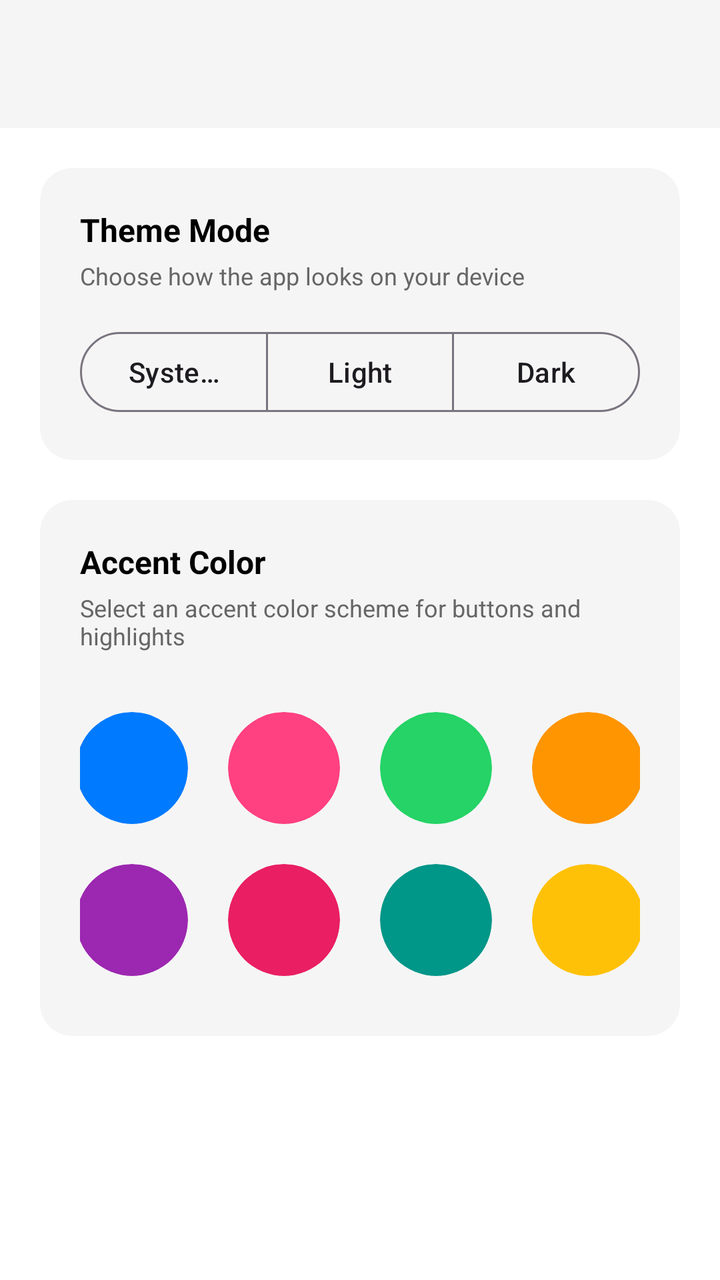
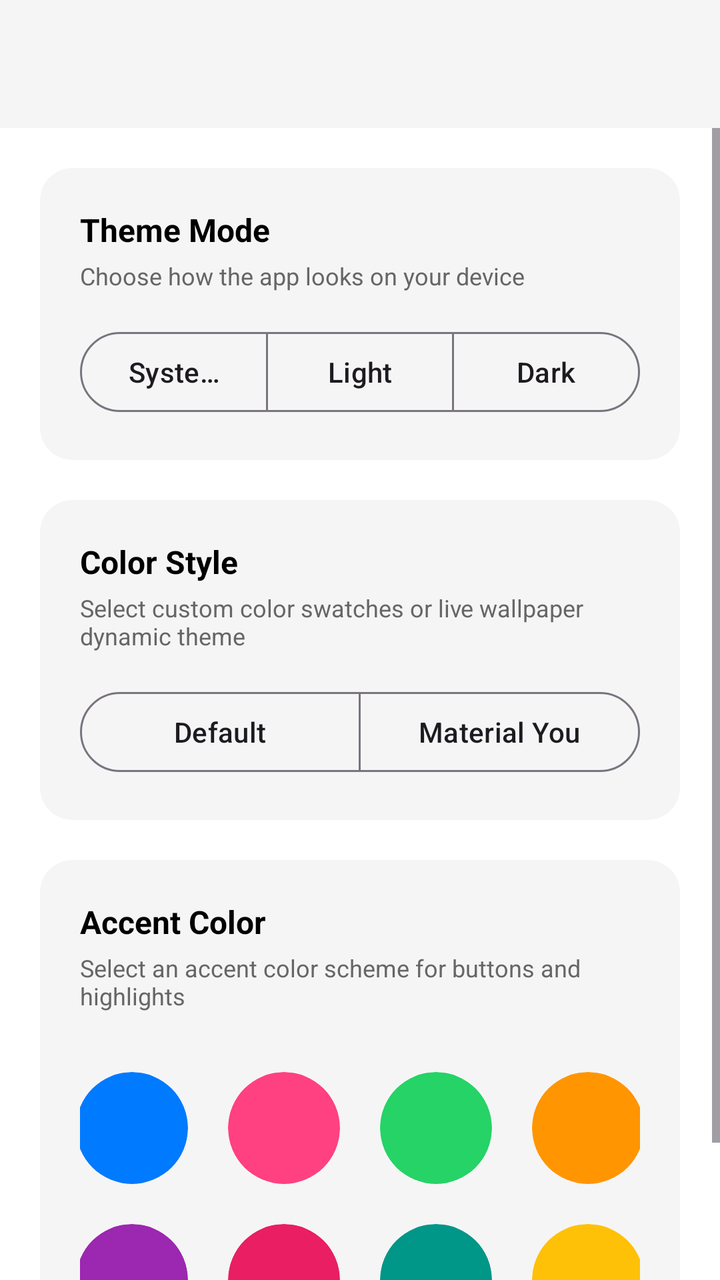

Two renders of the same Android screen: before a commit and after it. Below are the layout's source before the change and the commit's diff.
<!-- AndroidManifest.xml: application theme Theme.ProjectCecily -->
<!-- res/layout/activity_appearance.xml -->
<?xml version="1.0" encoding="utf-8"?>
<androidx.constraintlayout.widget.ConstraintLayout xmlns:android="http://schemas.android.com/apk/res/android"
    xmlns:app="http://schemas.android.com/apk/res-auto"
    android:layout_width="match_parent"
    android:layout_height="match_parent"
    android:background="@color/app_background">

    
    <com.google.android.material.appbar.AppBarLayout
        android:id="@+id/appBarLayout"
        android:layout_width="match_parent"
        android:layout_height="wrap_content"
        android:fitsSystemWindows="true"
        app:elevation="4dp"
        app:layout_constraintEnd_toEndOf="parent"
        app:layout_constraintStart_toStartOf="parent"
        app:layout_constraintTop_toTopOf="parent">

        <com.google.android.material.appbar.MaterialToolbar
            android:id="@+id/toolbar"
            android:layout_width="match_parent"
            android:layout_height="?attr/actionBarSize"
            android:background="@color/card_background" />
    </com.google.android.material.appbar.AppBarLayout>

    <ScrollView
        android:id="@+id/appearance_scroll"
        android:layout_width="0dp"
        android:layout_height="0dp"
        app:layout_constraintBottom_toBottomOf="parent"
        app:layout_constraintEnd_toEndOf="parent"
        app:layout_constraintStart_toStartOf="parent"
        app:layout_constraintTop_toBottomOf="@id/appBarLayout">

        <LinearLayout
            android:layout_width="match_parent"
            android:layout_height="wrap_content"
            android:orientation="vertical"
            android:padding="20dp">

            
            <com.google.android.material.card.MaterialCardView
                android:layout_width="match_parent"
                android:layout_height="wrap_content"
                android:layout_marginBottom="20dp"
                app:cardBackgroundColor="@color/card_background"
                app:cardCornerRadius="16dp"
                app:strokeWidth="0dp">

                <LinearLayout
                    android:layout_width="match_parent"
                    android:layout_height="wrap_content"
                    android:orientation="vertical"
                    android:padding="20dp">

                    <TextView
                        android:layout_width="wrap_content"
                        android:layout_height="wrap_content"
                        android:text="Theme Mode"
                        android:textColor="@color/text_primary"
                        android:textSize="16sp"
                        android:textStyle="bold" />

                    <TextView
                        android:layout_width="wrap_content"
                        android:layout_height="wrap_content"
                        android:layout_marginTop="4dp"
                        android:text="Choose how the app looks on your device"
                        android:textColor="@color/text_secondary"
                        android:textSize="12sp" />

                    <com.google.android.material.button.MaterialButtonToggleGroup
                        android:id="@+id/themeToggleGroup"
                        android:layout_width="match_parent"
                        android:layout_height="wrap_content"
                        android:layout_marginTop="16dp"
                        app:singleSelection="true">

                        <Button
                            android:id="@+id/btnThemeAuto"
                            style="@style/Widget.Material3.Button.OutlinedButton"
                            android:layout_width="0dp"
                            android:layout_height="wrap_content"
                            android:layout_weight="1"
                            android:text="System" />

                        <Button
                            android:id="@+id/btnThemeLight"
                            style="@style/Widget.Material3.Button.OutlinedButton"
                            android:layout_width="0dp"
                            android:layout_height="wrap_content"
                            android:layout_weight="1"
                            android:text="Light" />

                        <Button
                            android:id="@+id/btnThemeDark"
                            style="@style/Widget.Material3.Button.OutlinedButton"
                            android:layout_width="0dp"
                            android:layout_height="wrap_content"
                            android:layout_weight="1"
                            android:text="Dark" />
                    </com.google.android.material.button.MaterialButtonToggleGroup>

                </LinearLayout>
            </com.google.android.material.card.MaterialCardView>

            
            <com.google.android.material.card.MaterialCardView
                android:layout_width="match_parent"
                android:layout_height="wrap_content"
                app:cardBackgroundColor="@color/card_background"
                app:cardCornerRadius="16dp"
                app:strokeWidth="0dp">

                <LinearLayout
                    android:layout_width="match_parent"
                    android:layout_height="wrap_content"
                    android:orientation="vertical"
                    android:padding="20dp">

                    <TextView
                        android:layout_width="wrap_content"
                        android:layout_height="wrap_content"
                        android:text="Accent Color"
                        android:textColor="@color/text_primary"
                        android:textSize="16sp"
                        android:textStyle="bold" />

                    <TextView
                        android:layout_width="wrap_content"
                        android:layout_height="wrap_content"
                        android:layout_marginTop="4dp"
                        android:text="Select an accent color scheme for buttons and highlights"
                        android:textColor="@color/text_secondary"
                        android:textSize="12sp" />

                    
                    <LinearLayout
                        android:layout_width="match_parent"
                        android:layout_height="wrap_content"
                        android:layout_marginTop="20dp"
                        android:orientation="vertical">

                        
                        <LinearLayout
                            android:layout_width="match_parent"
                            android:layout_height="wrap_content"
                            android:gravity="center"
                            android:orientation="horizontal">

                            
                            <com.google.android.material.card.MaterialCardView
                                android:id="@+id/colorBlue"
                                android:layout_width="56dp"
                                android:layout_height="56dp"
                                android:layout_margin="10dp"
                                android:clickable="true"
                                android:focusable="true"
                                app:cardBackgroundColor="#007AFF"
                                app:cardCornerRadius="28dp"
                                app:strokeWidth="0dp">
                                <ImageView
                                    android:id="@+id/checkBlue"
                                    android:layout_width="28dp"
                                    android:layout_height="28dp"
                                    android:layout_gravity="center"
                                    android:contentDescription="Select Blue"
                                    android:src="@drawable/ic_check"
                                    android:visibility="gone" />
                            </com.google.android.material.card.MaterialCardView>

                            
                            <com.google.android.material.card.MaterialCardView
                                android:id="@+id/colorPink"
                                android:layout_width="56dp"
                                android:layout_height="56dp"
                                android:layout_margin="10dp"
                                android:clickable="true"
                                android:focusable="true"
                                app:cardBackgroundColor="#FF4081"
                                app:cardCornerRadius="28dp"
                                app:strokeWidth="0dp">
                                <ImageView
                                    android:id="@+id/checkPink"
                                    android:layout_width="28dp"
                                    android:layout_height="28dp"
                                    android:layout_gravity="center"
                                    android:contentDescription="Select Pink"
                                    android:src="@drawable/ic_check"
                                    android:visibility="gone" />
                            </com.google.android.material.card.MaterialCardView>

                            
                            <com.google.android.material.card.MaterialCardView
                                android:id="@+id/colorGreen"
                                android:layout_width="56dp"
                                android:layout_height="56dp"
                                android:layout_margin="10dp"
                                android:clickable="true"
                                android:focusable="true"
                                app:cardBackgroundColor="#25D366"
                                app:cardCornerRadius="28dp"
                                app:strokeWidth="0dp">
                                <ImageView
                                    android:id="@+id/checkGreen"
                                    android:layout_width="28dp"
                                    android:layout_height="28dp"
                                    android:layout_gravity="center"
                                    android:contentDescription="Select Green"
                                    android:src="@drawable/ic_check"
                                    android:visibility="gone" />
                            </com.google.android.material.card.MaterialCardView>

                            
                            <com.google.android.material.card.MaterialCardView
                                android:id="@+id/colorOrange"
                                android:layout_width="56dp"
                                android:layout_height="56dp"
                                android:layout_margin="10dp"
                                android:clickable="true"
                                android:focusable="true"
                                app:cardBackgroundColor="#FF9500"
                                app:cardCornerRadius="28dp"
                                app:strokeWidth="0dp">
                                <ImageView
                                    android:id="@+id/checkOrange"
                                    android:layout_width="28dp"
                                    android:layout_height="28dp"
                                    android:layout_gravity="center"
                                    android:contentDescription="Select Orange"
                                    android:src="@drawable/ic_check"
                                    android:visibility="gone" />
                            </com.google.android.material.card.MaterialCardView>

                        </LinearLayout>

                        
                        <LinearLayout
                            android:layout_width="match_parent"
                            android:layout_height="wrap_content"
                            android:gravity="center"
                            android:orientation="horizontal">

                            
                            <com.google.android.material.card.MaterialCardView
                                android:id="@+id/colorPurple"
                                android:layout_width="56dp"
                                android:layout_height="56dp"
                                android:layout_margin="10dp"
                                android:clickable="true"
                                android:focusable="true"
                                app:cardBackgroundColor="#9C27B0"
                                app:cardCornerRadius="28dp"
                                app:strokeWidth="0dp">
                                <ImageView
                                    android:id="@+id/checkPurple"
                                    android:layout_width="28dp"
                                    android:layout_height="28dp"
                                    android:layout_gravity="center"
                                    android:contentDescription="Select Purple"
                                    android:src="@drawable/ic_check"
                                    android:visibility="gone" />
                            </com.google.android.material.card.MaterialCardView>

                            
                            <com.google.android.material.card.MaterialCardView
                                android:id="@+id/colorRed"
                                android:layout_width="56dp"
                                android:layout_height="56dp"
                                android:layout_margin="10dp"
                                android:clickable="true"
                                android:focusable="true"
                                app:cardBackgroundColor="#E91E63"
                                app:cardCornerRadius="28dp"
                                app:strokeWidth="0dp">
                                <ImageView
                                    android:id="@+id/checkRed"
                                    android:layout_width="28dp"
                                    android:layout_height="28dp"
                                    android:layout_gravity="center"
                                    android:contentDescription="Select Red"
                                    android:src="@drawable/ic_check"
                                    android:visibility="gone" />
                            </com.google.android.material.card.MaterialCardView>

                            
                            <com.google.android.material.card.MaterialCardView
                                android:id="@+id/colorTeal"
                                android:layout_width="56dp"
                                android:layout_height="56dp"
                                android:layout_margin="10dp"
                                android:clickable="true"
                                android:focusable="true"
                                app:cardBackgroundColor="#009688"
                                app:cardCornerRadius="28dp"
                                app:strokeWidth="0dp">
                                <ImageView
                                    android:id="@+id/checkTeal"
                                    android:layout_width="28dp"
                                    android:layout_height="28dp"
                                    android:layout_gravity="center"
                                    android:contentDescription="Select Teal"
                                    android:src="@drawable/ic_check"
                                    android:visibility="gone" />
                            </com.google.android.material.card.MaterialCardView>

                            
                            <com.google.android.material.card.MaterialCardView
                                android:id="@+id/colorGold"
                                android:layout_width="56dp"
                                android:layout_height="56dp"
                                android:layout_margin="10dp"
                                android:clickable="true"
                                android:focusable="true"
                                app:cardBackgroundColor="#FFC107"
                                app:cardCornerRadius="28dp"
                                app:strokeWidth="0dp">
                                <ImageView
                                    android:id="@+id/checkGold"
                                    android:layout_width="28dp"
                                    android:layout_height="28dp"
                                    android:layout_gravity="center"
                                    android:contentDescription="Select Gold"
                                    android:src="@drawable/ic_check"
                                    android:visibility="gone" />
                            </com.google.android.material.card.MaterialCardView>

                        </LinearLayout>

                    </LinearLayout>

                </LinearLayout>
            </com.google.android.material.card.MaterialCardView>

        </LinearLayout>
    </ScrollView>

</androidx.constraintlayout.widget.ConstraintLayout>
<!-- resources referenced by this layout -->
<resources>
  <color name="app_background">#FFFFFF</color>
  <color name="card_background">#F5F5F5</color>
  <color name="text_primary">#000000</color>
  <color name="text_secondary">#666666</color>
  <!-- drawable ic_check (drawable) -->
  <?xml version="1.0" encoding="utf-8"?>
  <vector xmlns:android="http://schemas.android.com/apk/res/android"
      android:width="28dp"
      android:height="28dp"
      android:viewportWidth="24"
      android:viewportHeight="24">
      <path
          android:fillColor="#FFFFFF"
          android:pathData="M9,16.17L4.83,12l-1.42,1.41L9,19 21,7l-1.41-1.41z" />
  </vector>
  <style name="Theme.ProjectCecily" parent="Base.Theme.ProjectCecily" />
  <style name="Base.Theme.ProjectCecily" parent="Theme.Material3.DayNight.NoActionBar">
          
          <item name="colorPrimary">@color/nav_selected</item>
          <item name="windowActionBar">false</item>
          <item name="windowNoTitle">true</item>
  
          
          <item name="colorOnSecondaryContainer">@color/nav_selected</item>
      </style>
  <color name="nav_selected">#007AFF</color>
</resources>

<!-- the commit's change to res/layout/activity_appearance.xml (unified diff, before → after) -->
@@ -108,6 +108,7 @@
             <com.google.android.material.card.MaterialCardView
                 android:layout_width="match_parent"
                 android:layout_height="wrap_content"
+                android:layout_marginBottom="20dp"
                 app:cardBackgroundColor="@color/card_background"
                 app:cardCornerRadius="16dp"
                 app:strokeWidth="0dp">
@@ -121,6 +122,65 @@
                     <TextView
                         android:layout_width="wrap_content"
                         android:layout_height="wrap_content"
+                        android:text="Color Style"
+                        android:textColor="@color/text_primary"
+                        android:textSize="16sp"
+                        android:textStyle="bold" />
+
+                    <TextView
+                        android:layout_width="wrap_content"
+                        android:layout_height="wrap_content"
+                        android:layout_marginTop="4dp"
+                        android:text="Select custom color swatches or live wallpaper dynamic theme"
+                        android:textColor="@color/text_secondary"
+                        android:textSize="12sp" />
+
+                    <com.google.android.material.button.MaterialButtonToggleGroup
+                        android:id="@+id/toggleColorStyle"
+                        android:layout_width="match_parent"
+                        android:layout_height="wrap_content"
+                        android:layout_marginTop="16dp"
+                        app:singleSelection="true"
+                        app:selectionRequired="true">
+
+                        <Button
+                            android:id="@+id/btnStyleDefault"
+                            style="@style/Widget.Material3.Button.OutlinedButton"
+                            android:layout_width="0dp"
+                            android:layout_height="wrap_content"
+                            android:layout_weight="1"
+                            android:text="Default" />
+
+                        <Button
+                            android:id="@+id/btnStyleMaterialYou"
+                            style="@style/Widget.Material3.Button.OutlinedButton"
+                            android:layout_width="0dp"
+                            android:layout_height="wrap_content"
+                            android:layout_weight="1"
+                            android:text="Material You" />
+                    </com.google.android.material.button.MaterialButtonToggleGroup>
+
+                </LinearLayout>
+            </com.google.android.material.card.MaterialCardView>
+
+            
+            <com.google.android.material.card.MaterialCardView
+                android:id="@+id/cardAccentPalette"
+                android:layout_width="match_parent"
+                android:layout_height="wrap_content"
+                app:cardBackgroundColor="@color/card_background"
+                app:cardCornerRadius="16dp"
+                app:strokeWidth="0dp">
+
+                <LinearLayout
+                    android:layout_width="match_parent"
+                    android:layout_height="wrap_content"
+                    android:orientation="vertical"
+                    android:padding="20dp">
+
+                    <TextView
+                        android:layout_width="wrap_content"
+                        android:layout_height="wrap_content"
                         android:text="Accent Color"
                         android:textColor="@color/text_primary"
                         android:textSize="16sp"
@@ -136,6 +196,7 @@
 
                     
                     <LinearLayout
+                        android:id="@+id/layoutAccentGrid"
                         android:layout_width="match_parent"
                         android:layout_height="wrap_content"
                         android:layout_marginTop="20dp"
